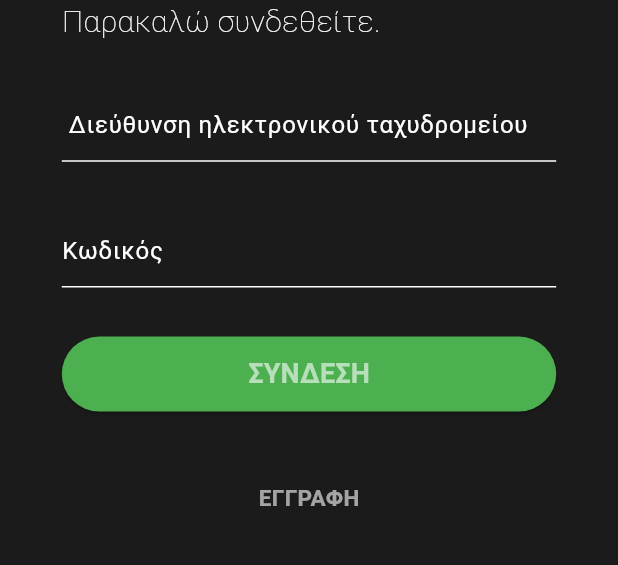
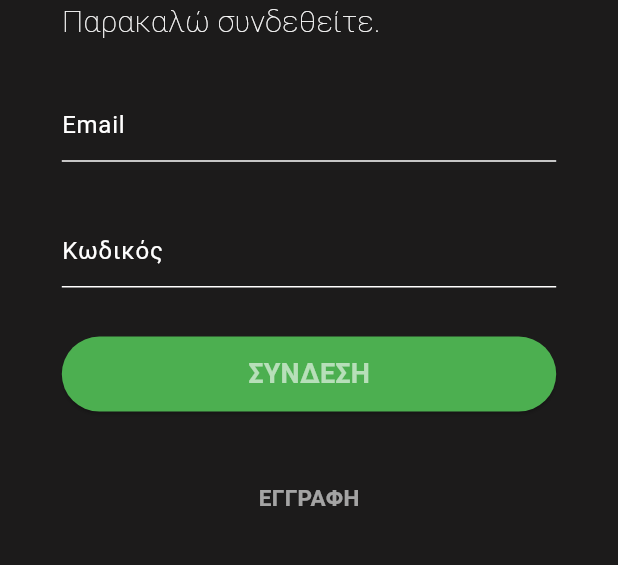
Before and after one commit to Giorgos-Gk/farm_link, a Flutter app: the screen it shows after launch, on a phone screen of 412 x 824 dp, the part 404-969 px from its top. Run offline on Flutter 3.47's test engine with Material 3 defaults, Android fonts, the phone set to English and light mode, and no system bars; our stand-ins replace bloc, cloud_firestore, equatable, file_picker, firebase_auth, firebase_core and 6 more; missing offline and left inert: flutter_downloader; accounts and stored records are empty.

Commit message:
minor fixes

```diff
--- a/lib/main.dart
+++ b/lib/main.dart
@@ -1,11 +1,12 @@
-import 'package:farm_link/bloc/authentication/auth_bloc.dart';
 import 'package:flutter/material.dart';
 import 'package:firebase_core/firebase_core.dart';
+import 'package:firebase_auth/firebase_auth.dart';
+import 'package:farm_link/pages/login_page.dart';
+import 'package:farm_link/pages/registration_page.dart';
+import 'package:farm_link/pages/home_page.dart';
+import 'package:farm_link/services/navigation_service.dart';
 import 'package:flutter_bloc/flutter_bloc.dart';
-import './pages/login_page.dart';
-import './pages/registration_page.dart';
-import './pages/home_page.dart';
-import './services/navigation_service.dart';
+import 'package:farm_link/bloc/authentication/auth_bloc.dart';
 
 void main() async {
   WidgetsFlutterBinding.ensureInitialized();
@@ -16,6 +17,7 @@ void main() async {
 class MyApp extends StatelessWidget {
   @override
   Widget build(BuildContext context) {
+    final bool isLoggedIn = FirebaseAuth.instance.currentUser != null;
     return MaterialApp(
       title: 'Farm Link',
       navigatorKey: NavigationService.instance.navigatorKey,
@@ -29,7 +31,7 @@ class MyApp extends StatelessWidget {
         ),
       ),
       debugShowCheckedModeBanner: false,
-      initialRoute: "login",
+      initialRoute: isLoggedIn ? "home" : "login",
       routes: {
         "login": (context) => LoginPage(),
         "register": (context) => BlocProvider<AuthBloc>(
--- a/lib/pages/login_page.dart
+++ b/lib/pages/login_page.dart
@@ -103,7 +103,7 @@ class _LoginPageState extends State<LoginPage> {
       onSaved: (_input) => setState(() => _email = _input ?? ""),
       cursorColor: Colors.white,
       decoration: const InputDecoration(
-        hintText: " Διεύθυνση ηλεκτρονικού ταχυδρομείου",
+        hintText: "Email",
         focusedBorder:
             UnderlineInputBorder(borderSide: BorderSide(color: Colors.white)),
       ),
--- a/lib/pages/profile_page.dart
+++ b/lib/pages/profile_page.dart
@@ -51,9 +51,9 @@ class ProfilePage extends StatelessWidget {
                 child: Column(
                   mainAxisAlignment: MainAxisAlignment.spaceEvenly,
                   children: <Widget>[
-                    _userImageWidget(_userData.image ?? ""),
-                    _userNameWidget(_userData.name ?? "Unknown"),
-                    _userEmailWidget(_userData.email ?? "Unknown"),
+                    _userImageWidget(_userData.image),
+                    _userNameWidget(_userData.name),
+                    _userEmailWidget(_userData.email),
                     _logoutButton(auth),
                   ],
                 ),
--- a/lib/pages/recent_conversations_page.dart
+++ b/lib/pages/recent_conversations_page.dart
@@ -90,7 +90,7 @@ class RecentConversationsPage extends StatelessWidget {
                 : const Align(
                     alignment: Alignment.center,
                     child: Text(
-                      "No Conversations Yet!",
+                      "Δεν υπαρχουν μηνυματα",
                       style: TextStyle(color: Colors.white30, fontSize: 15.0),
                     ),
                   );
@@ -106,7 +106,7 @@ class RecentConversationsPage extends StatelessWidget {
       crossAxisAlignment: CrossAxisAlignment.end,
       children: <Widget>[
         const Text(
-          "Last Message",
+          "Τελευταίο μήνυμα",
           style: TextStyle(fontSize: 15),
         ),
         Text(
--- a/lib/pages/registration_page.dart
+++ b/lib/pages/registration_page.dart
@@ -132,10 +132,10 @@ class _RegistrationPageState extends State<RegistrationPage> {
       style: const TextStyle(color: Colors.white),
       validator: (input) => (input != null && input.contains("@"))
           ? null
-          : "Παρακαλώ εισάγετε μια έγκυρη διεύθυνση ηλεκτρονικού ταχυδρομείου.",
+          : "Παρακαλώ εισάγετε email.",
       onSaved: (input) => _email = input ?? "",
       decoration: const InputDecoration(
-          labelText: "Διεύθυνση ηλεκτρονικού ταχυδρομείου"),
+          labelText: "Email", prefixIcon: Icon(Icons.email)),
     );
   }
 
```
